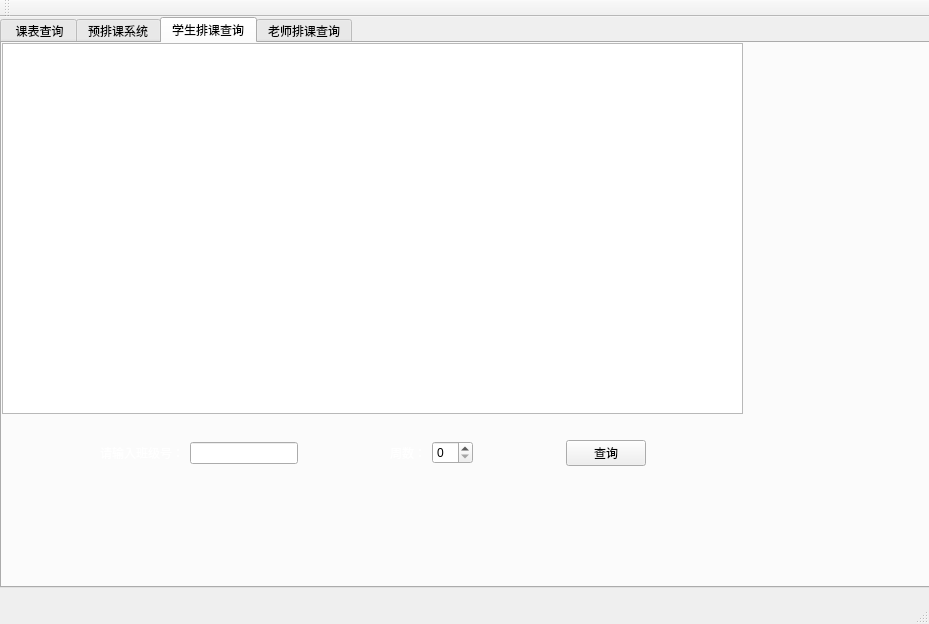
Old version of the form mainwindow.ui in the repository Atmanuclear/QT-mysql.
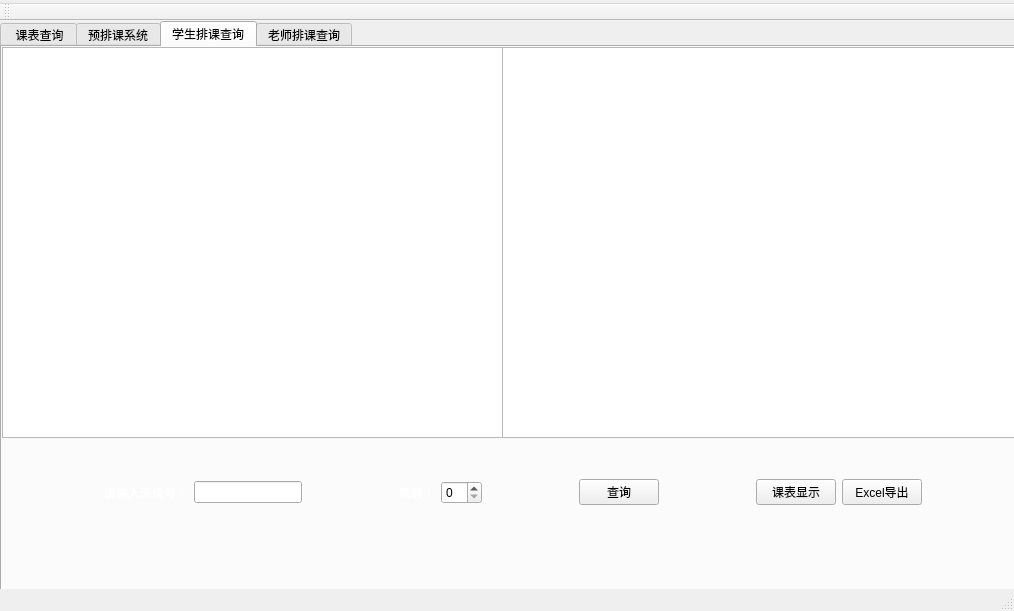
New version of the form. The open tabs and pages were chosen to show the change.

Patch:
```diff
--- a/mainwindow.ui
+++ b/mainwindow.ui
@@ -6,8 +6,8 @@
    <rect>
     <x>0</x>
     <y>0</y>
-    <width>929</width>
-    <height>624</height>
+    <width>1014</width>
+    <height>611</height>
    </rect>
   </property>
   <property name="windowTitle">
@@ -25,8 +25,8 @@
      <rect>
       <x>0</x>
       <y>0</y>
-      <width>931</width>
-      <height>571</height>
+      <width>1021</width>
+      <height>631</height>
      </rect>
     </property>
     <property name="styleSheet">
@@ -406,8 +406,8 @@
        <rect>
         <x>0</x>
         <y>0</y>
-        <width>741</width>
-        <height>371</height>
+        <width>501</width>
+        <height>391</height>
        </rect>
       </property>
      </widget>
@@ -415,9 +415,9 @@
       <property name="geometry">
        <rect>
         <x>0</x>
-        <y>370</y>
-        <width>741</width>
-        <height>80</height>
+        <y>390</y>
+        <width>931</width>
+        <height>111</height>
        </rect>
       </property>
       <layout class="QHBoxLayout" name="horizontalLayout_3">
@@ -493,6 +493,9 @@
        </item>
        <item>
         <widget class="QPushButton" name="pushButton_12">
+         <property name="styleSheet">
+          <string notr="true">font: 14pt &quot;华文新魏&quot;;</string>
+         </property>
          <property name="text">
           <string>查询</string>
          </property>
@@ -511,8 +514,38 @@
          </property>
         </spacer>
        </item>
+       <item>
+        <widget class="QPushButton" name="TimeTableBtn">
+         <property name="styleSheet">
+          <string notr="true">font: 14pt &quot;华文新魏&quot;;</string>
+         </property>
+         <property name="text">
+          <string>课表显示</string>
+         </property>
+        </widget>
+       </item>
+       <item>
+        <widget class="QPushButton" name="pushButton_7">
+         <property name="styleSheet">
+          <string notr="true">font: 14pt &quot;华文新魏&quot;;</string>
+         </property>
+         <property name="text">
+          <string>Excel导出</string>
+         </property>
+        </widget>
+       </item>
       </layout>
      </widget>
+     <widget class="QTableWidget" name="tableWidget">
+      <property name="geometry">
+       <rect>
+        <x>500</x>
+        <y>0</y>
+        <width>521</width>
+        <height>391</height>
+       </rect>
+      </property>
+     </widget>
     </widget>
     <widget class="QWidget" name="tab">
      <attribute name="title">
@@ -637,13 +670,19 @@
     <rect>
      <x>0</x>
      <y>0</y>
-     <width>929</width>
-     <height>23</height>
+     <width>1014</width>
+     <height>27</height>
     </rect>
    </property>
    <property name="styleSheet">
     <string notr="true"/>
    </property>
+   <widget class="QMenu" name="menuHIT">
+    <property name="title">
+     <string/>
+    </property>
+   </widget>
+   <addaction name="menuHIT"/>
   </widget>
   <widget class="QToolBar" name="mainToolBar">
    <attribute name="toolBarArea">
```
Left out of the diff: 170 changed lines with no effect on the pictures.
